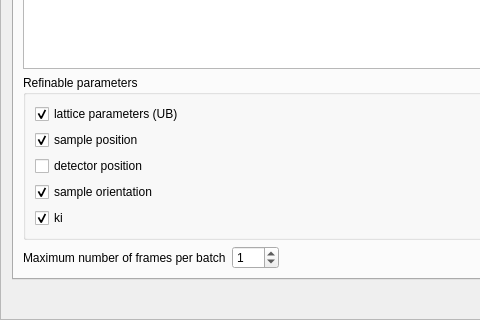
This is apps/nsxqt/ui/FrameRefiner.ui in k61n/openhkl as Qt 5 draws it before an edit; both pictures show x 0 to 480 and y 452 to 772 of the 1100 by 772 pixel window. The edited form follows.
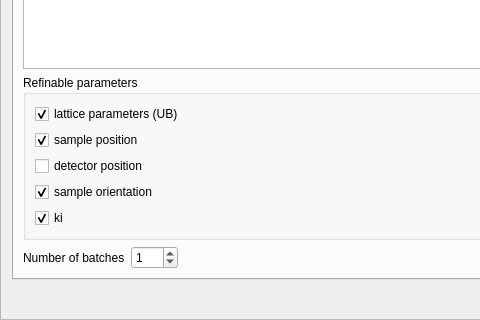
This is the edited form. Custom widgets are drawn as their Qt base class.

Patch:
```diff
--- a/apps/nsxqt/ui/FrameRefiner.ui
+++ b/apps/nsxqt/ui/FrameRefiner.ui
@@ -120,7 +120,7 @@
            <item>
             <widget class="QLabel" name="label">
              <property name="text">
-              <string>Maximum number of frames per batch</string>
+              <string>Number of batches</string>
              </property>
             </widget>
            </item>
```
Left out of the diff: 3 changed lines with no effect on the pictures.
